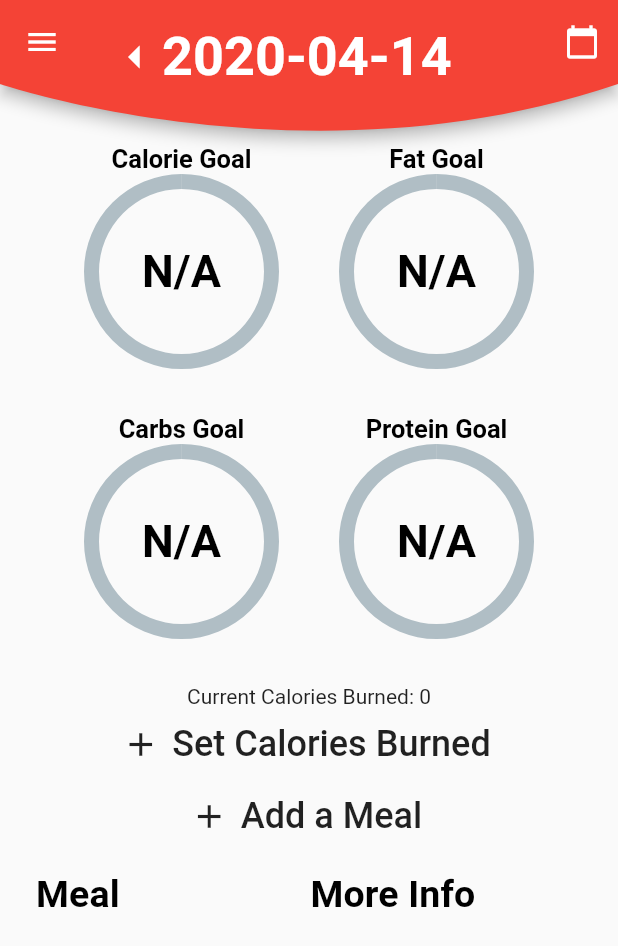
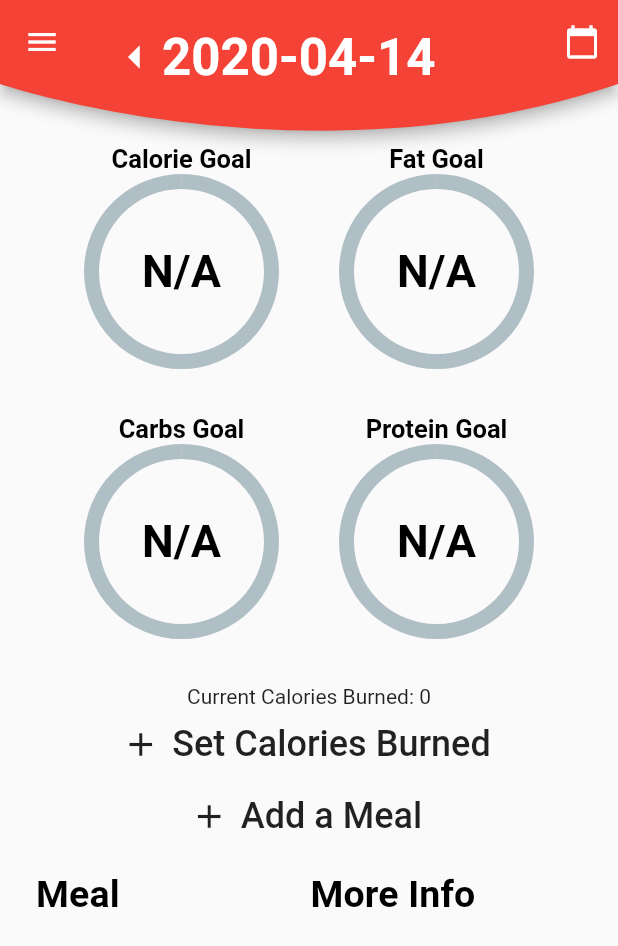
Before and after one commit to MrWilliams97/NutriBud, a Flutter app: the FoodDiaryScreen screen opened directly, on a phone screen of 412 x 824 dp. Shown: the top 946 px of the screen. Run offline on Flutter 3.47's test engine with Material 2 defaults, Android fonts, the phone set to English and light mode, and no system bars; our stand-ins replace charts_flutter, cloud_firestore, firebase_auth, image_picker; missing offline and left inert: barcode_scan; accounts and stored records are empty.

Commit message:
fixed black yellow arrow err

```diff
--- a/hello_world/lib/screens/home/FoodDiary/foodDiaryScreen.dart
+++ b/hello_world/lib/screens/home/FoodDiary/foodDiaryScreen.dart
@@ -179,7 +179,7 @@ class _FoodDiaryScreenState extends State<FoodDiaryScreen> {
           child: Text(
             DateFormat("yyyy-MM-dd").format(diaryDate),
             style: TextStyle(
-                color: Colors.white, fontSize: 36, fontWeight: FontWeight.bold),
+                color: Colors.white, fontSize: 34, fontWeight: FontWeight.bold),
           ))
     ];
 
--- a/hello_world/lib/screens/home/addManualFood/searchFood.dart
+++ b/hello_world/lib/screens/home/addManualFood/searchFood.dart
@@ -109,6 +109,7 @@ class _SearchFoodState extends State<SearchFood> {
     var url = "http://ec2-3-15-19-52.us-east-2.compute.amazonaws.com/search/" + searchInput;
     final response = await http.get(url);
 
+
     if (response.statusCode == 200) {
       List<dynamic> searchOptions = json.decode(response.body);
       return searchOptions;
```
